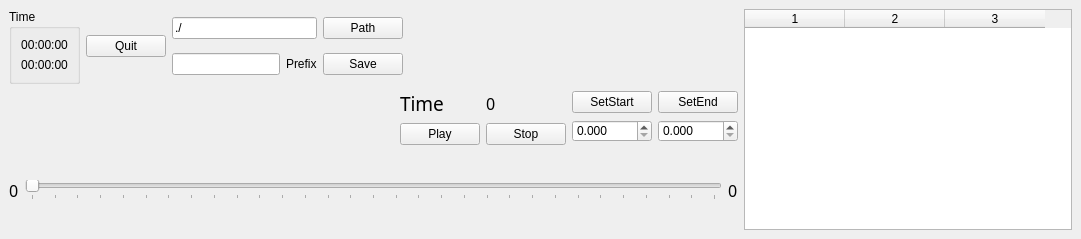
The window that sdpPlayerManagerWidget.ui (jhu-saw/sawDataPlayer) describes before a commit, drawn with Qt 5.
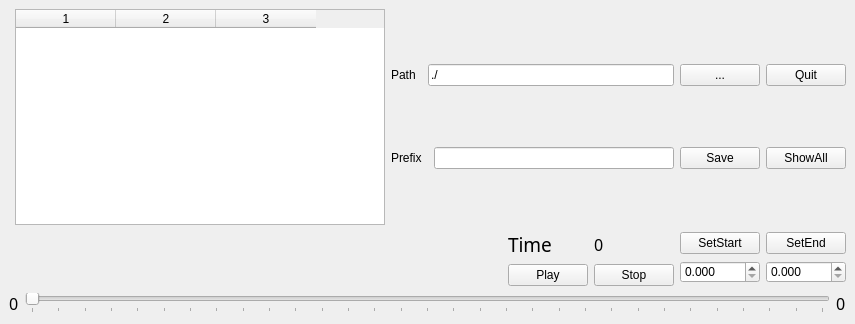
The same window after the commit. Icons and pictures are not drawn.

Commit message: trunk/sawDataPlayer & sawOpenAL : added clip recorder to OpenAL, fixed thread safety bug with loadData in sawPlayer classes, added showAll button, added scaling capability to plot2d gui.

```diff
--- a/sdpPlayerManagerWidget.ui
+++ b/sdpPlayerManagerWidget.ui
@@ -6,14 +6,14 @@
    <rect>
     <x>0</x>
     <y>0</y>
-    <width>1081</width>
-    <height>239</height>
+    <width>855</width>
+    <height>324</height>
    </rect>
   </property>
   <property name="minimumSize">
    <size>
     <width>726</width>
-    <height>239</height>
+    <height>324</height>
    </size>
   </property>
   <property name="styleSheet">
@@ -54,82 +54,7 @@
   </property>
   <widget class="QWidget" name="dockWidgetContents">
    <layout class="QGridLayout" name="gridLayout_4">
-    <item row="0" column="0">
-     <layout class="QHBoxLayout" name="horizontalLayout_4">
-      <item>
-       <widget class="QGroupBox" name="groupBox">
-        <property name="title">
-         <string>Time</string>
-        </property>
-        <layout class="QVBoxLayout" name="verticalLayout_2">
-         <item>
-          <widget class="QLabel" name="AbsoluteTime">
-           <property name="text">
-            <string>00:00:00</string>
-           </property>
-           <property name="alignment">
-            <set>Qt::AlignCenter</set>
-           </property>
-          </widget>
-         </item>
-         <item>
-          <widget class="QLabel" name="DeviceTime">
-           <property name="text">
-            <string>00:00:00</string>
-           </property>
-           <property name="alignment">
-            <set>Qt::AlignCenter</set>
-           </property>
-          </widget>
-         </item>
-        </layout>
-       </widget>
-      </item>
-      <item>
-       <widget class="QPushButton" name="QuitButton">
-        <property name="text">
-         <string>Quit</string>
-        </property>
-       </widget>
-      </item>
-      <item>
-       <layout class="QGridLayout" name="gridLayout_3">
-        <item row="0" column="0" colspan="2">
-         <widget class="QLineEdit" name="PathLineEdit">
-          <property name="text">
-           <string>./</string>
-          </property>
-         </widget>
-        </item>
-        <item row="0" column="2">
-         <widget class="QPushButton" name="PathButton">
-          <property name="text">
-           <string>Path</string>
-          </property>
-         </widget>
-        </item>
-        <item row="1" column="0">
-         <widget class="QLineEdit" name="PrefixLineEdit"/>
-        </item>
-        <item row="1" column="1">
-         <widget class="QLabel" name="label_2">
-          <property name="text">
-           <string>Prefix</string>
-          </property>
-         </widget>
-        </item>
-        <item row="1" column="2">
-         <widget class="QPushButton" name="SaveButton">
-          <property name="text">
-           <string>Save</string>
-          </property>
-         </widget>
-        </item>
-       </layout>
-      </item>
-     </layout>
-    </item>
-    <item row="1" column="0" colspan="2">
+    <item row="2" column="0" colspan="4">
      <layout class="QVBoxLayout" name="verticalLayout">
       <item>
        <layout class="QHBoxLayout" name="horizontalLayout_3">
@@ -282,20 +207,29 @@
       </item>
      </layout>
     </item>
+    <item row="0" column="3">
+     <layout class="QHBoxLayout" name="horizontalLayout_4">
+      <item>
+       <layout class="QVBoxLayout" name="verticalLayout_2">
+        <item>
+         <widget class="QPushButton" name="QuitButton">
+          <property name="text">
+           <string>Quit</string>
+          </property>
+         </widget>
+        </item>
+        <item>
+         <widget class="QPushButton" name="ShowAllButton">
+          <property name="text">
+           <string>ShowAll</string>
+          </property>
+         </widget>
+        </item>
+       </layout>
+      </item>
+     </layout>
+    </item>
     <item row="0" column="1">
-     <spacer name="horizontalSpacer_2">
-      <property name="orientation">
-       <enum>Qt::Horizontal</enum>
-      </property>
-      <property name="sizeHint" stdset="0">
-       <size>
-        <width>40</width>
-        <height>20</height>
-       </size>
-      </property>
-     </spacer>
-    </item>
-    <item row="0" column="2" rowspan="2">
      <widget class="QTableWidget" name="PlayerTable">
       <property name="minimumSize">
        <size>
@@ -332,6 +266,52 @@
       <column/>
      </widget>
     </item>
+    <item row="0" column="2">
+     <layout class="QHBoxLayout" name="horizontalLayout_5">
+      <item>
+       <layout class="QGridLayout" name="gridLayout_3">
+        <item row="0" column="1" colspan="2">
+         <widget class="QLineEdit" name="PathLineEdit">
+          <property name="text">
+           <string>./</string>
+          </property>
+         </widget>
+        </item>
+        <item row="1" column="3">
+         <widget class="QPushButton" name="SaveButton">
+          <property name="text">
+           <string>Save</string>
+          </property>
+         </widget>
+        </item>
+        <item row="0" column="3">
+         <widget class="QPushButton" name="PathButton">
+          <property name="text">
+           <string>...</string>
+          </property>
+         </widget>
+        </item>
+        <item row="0" column="0">
+         <widget class="QLabel" name="label">
+          <property name="text">
+           <string>Path</string>
+          </property>
+         </widget>
+        </item>
+        <item row="1" column="2">
+         <widget class="QLineEdit" name="PrefixLineEdit"/>
+        </item>
+        <item row="1" column="0">
+         <widget class="QLabel" name="label_2">
+          <property name="text">
+           <string>Prefix</string>
+          </property>
+         </widget>
+        </item>
+       </layout>
+      </item>
+     </layout>
+    </item>
    </layout>
   </widget>
  </widget>
```
The commit also changes 12 other files.
